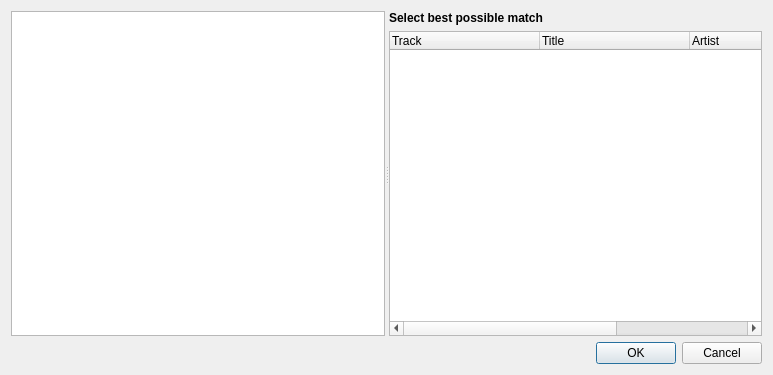
clementine-player/Clementine, file src/ui/trackselectiondialog.ui: the form before one commit.
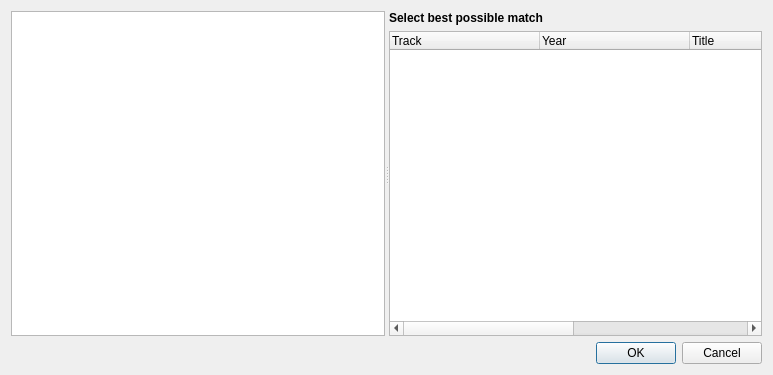
The form after the commit. The open tabs and pages were chosen to show the change. Icons and pictures are not drawn. Custom widgets are drawn as their Qt base class.

Diff of the .ui file:
```diff
--- a/src/ui/trackselectiondialog.ui
+++ b/src/ui/trackselectiondialog.ui
@@ -191,6 +191,11 @@
             <string>Track</string>
            </property>
           </column>
+          <column>
+           <property name="text">
+            <string>Year</string>
+           </property>
+          </column>
           <column>
            <property name="text">
             <string>Title</string>
```
Left out of the diff: 4 changed lines with no effect on the pictures.
